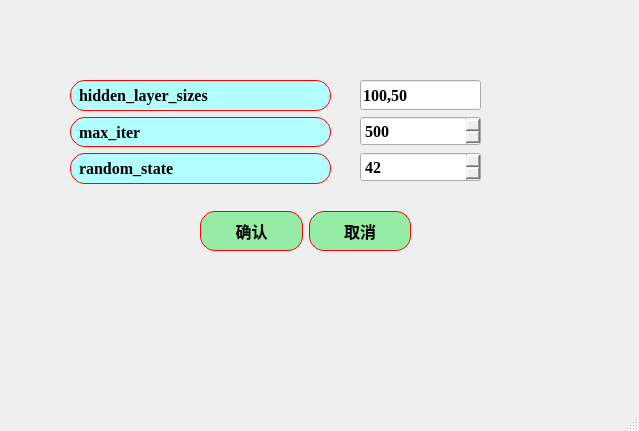
The window that ui/algorithms4_MLP_para.ui (azhongege24/predict_first) describes before a commit, drawn with Qt 5.
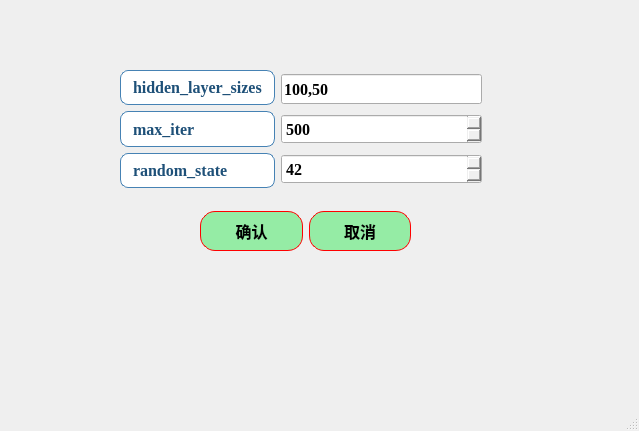
The same window after the commit.

What changed in the file:
```diff
--- a/ui/algorithms4_MLP_para.ui
+++ b/ui/algorithms4_MLP_para.ui
@@ -96,15 +96,105 @@
      </item>
     </layout>
    </widget>
-   <widget class="QWidget" name="layoutWidget">
+   <widget class="QWidget" name="">
     <property name="geometry">
      <rect>
-      <x>360</x>
-      <y>80</y>
-      <width>121</width>
-      <height>104</height>
+      <x>120</x>
+      <y>70</y>
+      <width>362</width>
+      <height>118</height>
      </rect>
     </property>
+    <layout class="QHBoxLayout" name="horizontalLayout">
+     <item>
+      <layout class="QVBoxLayout" name="verticalLayout">
+       <item>
+        <widget class="QLabel" name="label_hidden_layer_sizes">
+         <property name="styleSheet">
+          <string notr="true">QLabel {
+    border: 1px solid rgb(70, 130, 180);   /* 增强为科研蓝边框，参考Nature期刊图表色 */
+    border-radius: 8px;
+    padding: 4px 8px;
+    background-color: rgb(255, 255, 255);  /* 纯白背景提升对比度 */
+    color: rgb(30, 80, 120);               /* 深海军蓝文字，对比度达8:1 */
+    font: bold 16pt &quot;Times New Roman&quot;;     
+    qproperty-alignment: 'AlignCenter';
+    /* 强化阴影效果 */
+}
+
+QLabel:hover {
+    border-color: rgb(0, 100, 180);        /* 悬停时使用更高饱和的科研蓝 */
+    background-color: rgb(240, 248, 255);  /* 极浅蓝悬停反馈 */
+}
+
+QLabel:pressed {
+    background-color: rgb(220, 240, 255);  /* 按压状态模拟墨水渗透效果 */
+}</string>
+         </property>
+         <property name="text">
+          <string>hidden_layer_sizes</string>
+         </property>
+        </widget>
+       </item>
+       <item>
+        <widget class="QLabel" name="label_max_iter">
+         <property name="styleSheet">
+          <string notr="true">QLabel {
+    border: 1px solid rgb(70, 130, 180);   /* 增强为科研蓝边框，参考Nature期刊图表色 */
+    border-radius: 8px;
+    padding: 4px 8px;
+    background-color: rgb(255, 255, 255);  /* 纯白背景提升对比度 */
+    color: rgb(30, 80, 120);               /* 深海军蓝文字，对比度达8:1 */
+    font: bold 16pt &quot;Times New Roman&quot;;     
+    qproperty-alignment: 'AlignCenter';
+    /* 强化阴影效果 */
+}
+
+QLabel:hover {
+    border-color: rgb(0, 100, 180);        /* 悬停时使用更高饱和的科研蓝 */
+    background-color: rgb(240, 248, 255);  /* 极浅蓝悬停反馈 */
+}
+
+QLabel:pressed {
+    background-color: rgb(220, 240, 255);  /* 按压状态模拟墨水渗透效果 */
+}</string>
+         </property>
+         <property name="text">
+          <string>max_iter</string>
+         </property>
+        </widget>
+       </item>
+       <item>
+        <widget class="QLabel" name="label_random_state">
+         <property name="styleSheet">
+          <string notr="true">QLabel {
+    border: 1px solid rgb(70, 130, 180);   /* 增强为科研蓝边框，参考Nature期刊图表色 */
+    border-radius: 8px;
+    padding: 4px 8px;
+    background-color: rgb(255, 255, 255);  /* 纯白背景提升对比度 */
+    color: rgb(30, 80, 120);               /* 深海军蓝文字，对比度达8:1 */
+    font: bold 16pt &quot;Times New Roman&quot;;     
+    qproperty-alignment: 'AlignCenter';
+    /* 强化阴影效果 */
+}
+
+QLabel:hover {
+    border-color: rgb(0, 100, 180);        /* 悬停时使用更高饱和的科研蓝 */
+    background-color: rgb(240, 248, 255);  /* 极浅蓝悬停反馈 */
+}
+
+QLabel:pressed {
+    background-color: rgb(220, 240, 255);  /* 按压状态模拟墨水渗透效果 */
+}</string>
+         </property>
+         <property name="text">
+          <string>random_state</string>
+         </property>
+        </widget>
+       </item>
+      </layout>
+     </item>
+     <item>
     <layout class="QVBoxLayout" name="verticalLayout_2">
      <item>
       <widget class="QLineEdit" name="lineEdit_hidden_layer_sizes">
@@ -173,73 +263,6 @@
       </widget>
      </item>
     </layout>
-   </widget>
-   <widget class="QWidget" name="layoutWidget">
-    <property name="geometry">
-     <rect>
-      <x>70</x>
-      <y>80</y>
-      <width>261</width>
-      <height>104</height>
-     </rect>
-    </property>
-    <layout class="QVBoxLayout" name="verticalLayout">
-     <item>
-      <widget class="QLabel" name="label_hidden_layer_sizes">
-       <property name="styleSheet">
-        <string notr="true">QLabel{
-border:1px solid red;   /*边框的粗细，颜色*/
-border-radius:15px;    /*设置圆角半径 */
-padding:2px 4px;  /*QFrame边框与内部其它部件的距离*/
-background-color: rgb(177, 255, 255);	/*背景颜色*/
-color:rgb(0, 0, 0);		/*字体颜色*/
-	font: 18pt &quot;楷体&quot;;
-
-font:bold;
-}</string>
-       </property>
-       <property name="text">
-        <string>hidden_layer_sizes</string>
-       </property>
-      </widget>
-     </item>
-     <item>
-      <widget class="QLabel" name="label_max_iter">
-       <property name="styleSheet">
-        <string notr="true">QLabel{
-border:1px solid red;   /*边框的粗细，颜色*/
-border-radius:15px;    /*设置圆角半径 */
-padding:2px 4px;  /*QFrame边框与内部其它部件的距离*/
-background-color: rgb(177, 255, 255);	/*背景颜色*/
-color:rgb(0, 0, 0);		/*字体颜色*/
-	font: 18pt &quot;楷体&quot;;
-
-font:bold;
-}</string>
-       </property>
-       <property name="text">
-        <string>max_iter</string>
-       </property>
-      </widget>
-     </item>
-     <item>
-      <widget class="QLabel" name="label_random_state">
-       <property name="styleSheet">
-        <string notr="true">QLabel{
-border:1px solid red;   /*边框的粗细，颜色*/
-border-radius:15px;    /*设置圆角半径 */
-padding:2px 4px;  /*QFrame边框与内部其它部件的距离*/
-background-color: rgb(177, 255, 255);	/*背景颜色*/
-color:rgb(0, 0, 0);		/*字体颜色*/
-	font: 18pt &quot;楷体&quot;;
-
-font:bold;
-}</string>
-       </property>
-       <property name="text">
-        <string>random_state</string>
-       </property>
-      </widget>
      </item>
     </layout>
    </widget>
```
Lines whose indentation alone changed are shown as unchanged.
